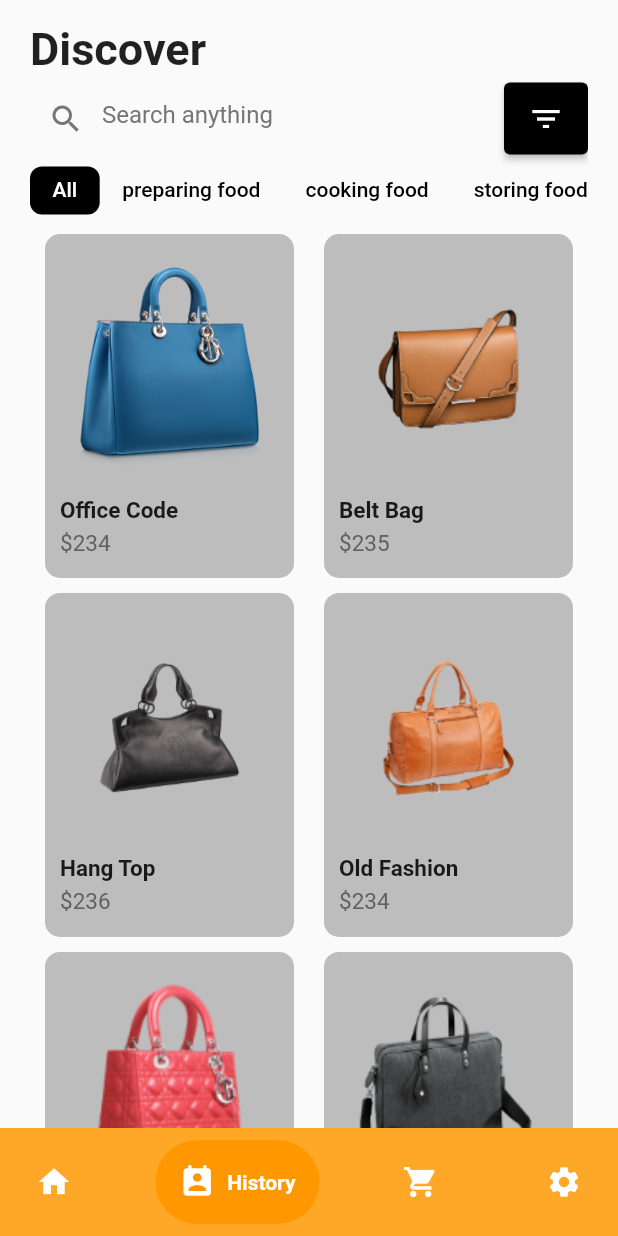
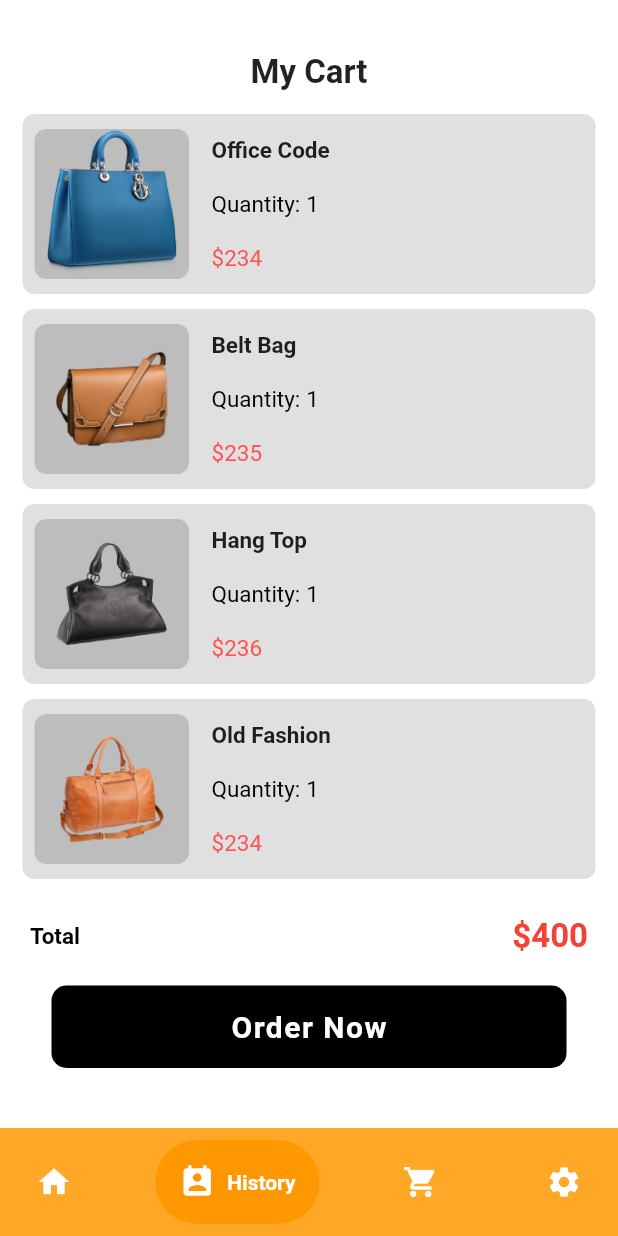
Before and after one commit to qlinh28/KitToo, a Flutter app: the screen it shows after launch, item 2 of the bottom bar chosen, on a phone screen of 412 x 824 dp. Run offline on Flutter 3.47's test engine with Material 2 defaults, Android fonts, the light colour scheme and no system bars; drawn by our look-alikes of google_nav_bar; our stand-ins replace flutter_spinkit.

Commit message:
product detail + cart

```diff
--- a/lib/components/footer.dart
+++ /dev/null
@@ -1,39 +0,0 @@
-import 'package:flutter/material.dart';
-import 'package:google_nav_bar/google_nav_bar.dart';
-
-class Footer extends StatelessWidget {
-  const Footer({
-    super.key,
-  });
-
-  @override
-  Widget build(BuildContext context) {
-    return GNav(
-      backgroundColor: Colors.orange.shade400,
-      color: Colors.white,
-      activeColor: Colors.white,
-      tabBackgroundColor: Colors.orange.shade500,
-      gap: 8,
-      padding: const EdgeInsets.all(16),
-      tabMargin: const EdgeInsetsDirectional.all(8),
-      tabs: const [
-        GButton(
-          icon: Icons.home,
-          text: 'Home',
-        ),
-        GButton(
-          icon: Icons.perm_contact_calendar,
-          text: 'History',
-        ),
-        GButton(
-          icon: Icons.shopping_cart,
-          text: 'Cart',
-        ),
-        GButton(
-          icon: Icons.settings,
-          text: 'Settings',
-        ),
-      ],
-    );
-  }
-}
--- /dev/null
+++ b/lib/components/screens.dart
@@ -0,0 +1,65 @@
+import 'package:flutter/material.dart';
+import 'package:google_nav_bar/google_nav_bar.dart';
+import 'package:prm_project_kittoo/pages/cart_page.dart';
+import 'package:prm_project_kittoo/pages/home_page.dart';
+
+class Screens extends StatefulWidget {
+  const Screens({super.key});
+
+  @override
+  State<Screens> createState() => _ScreensState();
+}
+
+class _ScreensState extends State<Screens> {
+  int _selectedIndex = 0;
+
+  static final List<Widget> _screenOptions = <Widget>[
+    const HomePage(),
+    const CartScreen(),
+    const CartScreen(),
+    const HomePage(),
+  ];
+
+  @override
+  Widget build(BuildContext context) {
+    return Scaffold(
+      backgroundColor: Colors.white,
+      body: _screenOptions.elementAt(_selectedIndex),
+      bottomNavigationBar: Container(
+        child: SafeArea(
+            child: GNav(
+          backgroundColor: Colors.orange.shade400,
+          color: Colors.white,
+          activeColor: Colors.white,
+          tabBackgroundColor: Colors.orange.shade500,
+          gap: 8,
+          padding: const EdgeInsets.all(16),
+          tabMargin: const EdgeInsetsDirectional.all(8),
+          onTabChange: (index) {
+            setState(() {
+              _selectedIndex = index;
+            });
+          },
+          tabs: const [
+            GButton(
+              icon: Icons.home,
+              text: 'Home',
+            ),
+            GButton(
+              icon: Icons.perm_contact_calendar,
+              text: 'History',
+            ),
+            GButton(
+              icon: Icons.shopping_cart,
+              text: 'Cart',
+            ),
+            GButton(
+              icon: Icons.settings,
+              text: 'Settings',
+            ),
+          ],
+        )),
+      ),
+    );
+  }
+}
--- a/lib/main.dart
+++ b/lib/main.dart
@@ -1,7 +1,7 @@
 import 'package:flutter/cupertino.dart';
 import 'package:flutter/material.dart';
 import 'package:flutter_spinkit/flutter_spinkit.dart';
-import 'package:prm_project_kittoo/pages/home_page.dart';
+import 'package:prm_project_kittoo/components/screens.dart';
 
 void main() {
   runApp(const MyApp());
@@ -72,9 +72,9 @@
 
   @override
   Widget build(BuildContext context) {
-    return MaterialApp(
+    return const MaterialApp(
       debugShowCheckedModeBanner: false,
-      home: HomePage(),
+      home: Screens(),
     );
   }
 }
--- /dev/null
+++ b/lib/pages/cart_page.dart
@@ -0,0 +1,195 @@
+import 'package:flutter/material.dart';
+import 'package:prm_project_kittoo/models/products.dart';
+
+class CartScreen extends StatefulWidget {
+  const CartScreen({super.key});
+
+  @override
+  State<CartScreen> createState() => _CartScreenState();
+}
+
+class _CartScreenState extends State<CartScreen> {
+  List<Product> products = [
+    Product(
+      id: 1,
+      name: "Office Code",
+      price: 234,
+      description:
+          "cap di hoc cap di hoc cap di hoc cap di hoc cap di hoc cap di hoc cap di hoc cap di hoc cap di hoc",
+      image: "lib/images/bag_1.png",
+    ),
+    Product(
+      id: 2,
+      name: "Belt Bag",
+      price: 235,
+      description:
+          "cap day cap day cap day cap day cap day cap day cap day cap day cap day cap day ",
+      image: "lib/images/bag_2.png",
+    ),
+    Product(
+      id: 3,
+      name: "Hang Top",
+      price: 236,
+      description: "cap ",
+      image: "lib/images/bag_3.png",
+    ),
+    Product(
+      id: 4,
+      name: "Old Fashion",
+      price: 234,
+      description: "do cu",
+      image: "lib/images/bag_4.png",
+    ),
+  ];
+
+  @override
+  Widget build(BuildContext context) {
+    return SingleChildScrollView(
+      child: Padding(
+        padding: const EdgeInsets.only(top: 35),
+        child: Column(
+          children: [
+            const Align(
+              child: Text(
+                "My Cart",
+                style: TextStyle(
+                  fontSize: 22,
+                  fontWeight: FontWeight.bold,
+                ),
+              ),
+            ),
+            const SizedBox(height: 10),
+            Column(
+              children: [
+                for (int i = 0; i < products.length; i++)
+                  Padding(
+                    padding: const EdgeInsets.only(left: 15, right: 15),
+                    child: Container(
+                      margin: const EdgeInsets.symmetric(vertical: 5),
+                      height: 120,
+                      width: MediaQuery.of(context).size.width,
+                      decoration: BoxDecoration(
+                        color: Colors.grey.shade300,
+                        borderRadius: BorderRadius.circular(8),
+                      ),
+                      child: Row(
+                        children: [
+                          Container(
+                            height: 100,
+                            width: MediaQuery.of(context).size.width / 4,
+                            margin: const EdgeInsets.only(left: 8),
+                            decoration: BoxDecoration(
+                              color: Colors.grey.shade400,
+                              borderRadius: BorderRadius.circular(8),
+                            ),
+                            child: Image.asset(
+                              products[i].image,
+                              width: 70,
+                              height: 70,
+                              fit: BoxFit.contain,
+                            ),
+                          ),
+                          Container(
+                            width: MediaQuery.of(context).size.width / 1.8,
+                            child: Padding(
+                              padding: const EdgeInsets.only(
+                                  left: 15, top: 15, bottom: 15),
+                              child: Column(
+                                mainAxisAlignment:
+                                    MainAxisAlignment.spaceBetween,
+                                crossAxisAlignment: CrossAxisAlignment.start,
+                                children: [
+                                  Text(
+                                    products[i].name,
+                                    style: const TextStyle(
+                                      fontSize: 15,
+                                      fontWeight: FontWeight.bold,
+                                    ),
+                                  ),
+                                  const SizedBox(height: 4),
+                                  Row(
+                                    children: const [
+                                      Text(
+                                        "Quantity:",
+                                        style: TextStyle(
+                                          fontSize: 15,
+                                          color: Colors.black,
+                                        ),
+                                      ),
+                                      SizedBox(width: 4),
+                                      Text(
+                                        "1",
+                                        style: TextStyle(
+                                          fontSize: 15,
+                                          color: Colors.black,
+                                        ),
+                                      ),
+                                    ],
+                                  ),
+                                  const SizedBox(height: 4),
+                                  Text(
+                                    "\$${products[i].price}",
+                                    style: const TextStyle(
+                                      fontSize: 15,
+                                      color: Colors.redAccent,
+                                    ),
+                                  )
+                                ],
+                              ),
+                            ),
+                          )
+                        ],
+                      ),
+                    ),
+                  )
+              ],
+            ),
+            Padding(
+              padding: const EdgeInsets.all(20.0),
+              child: Row(
+                mainAxisAlignment: MainAxisAlignment.spaceBetween,
+                children: const [
+                  Text(
+                    "Total",
+                    style: TextStyle(
+                      fontSize: 15,
+                      fontWeight: FontWeight.bold,
+                      color: Colors.black,
+                    ),
+                  ),
+                  Text(
+                    "\$400",
+                    style: TextStyle(
+                      fontSize: 22,
+                      fontWeight: FontWeight.bold,
+                      color: Colors.red,
+                    ),
+                  ),
+                ],
+              ),
+            ),
+            Container(
+              width: MediaQuery.of(context).size.width / 1.2,
+              height: MediaQuery.of(context).size.height / 15,
+              decoration: BoxDecoration(
+                color: Colors.black,
+                borderRadius: BorderRadius.circular(10),
+              ),
+              child: const Center(
+                child: Text(
+                  "Order Now",
+                  style: TextStyle(
+                      color: Colors.white,
+                      fontSize: 20,
+                      fontWeight: FontWeight.bold,
+                      letterSpacing: 1),
+                ),
+              ),
+            ),
+            const SizedBox(height: 15)
+          ],
+        ),
+      ),
+    );
+  }
+}
--- a/lib/pages/home_page.dart
+++ b/lib/pages/home_page.dart
@@ -1,5 +1,4 @@
 import 'package:flutter/material.dart';
-import 'package:prm_project_kittoo/components/footer.dart';
 import 'package:prm_project_kittoo/components/home/item_card.dart';
 import 'package:prm_project_kittoo/components/home/search_form.dart';
 
@@ -36,7 +35,6 @@
           child: ListView(
             children: [
               const SizedBox(height: 15),
-
               const Text(
                 'Discover',
                 style: TextStyle(
@@ -44,11 +42,8 @@
                   fontWeight: FontWeight.bold,
                 ),
               ),
-
               const SizedBox(height: 5),
-
               const SearchForm(),
-
               TabBar(
                   controller: _tabController,
                   isScrollable: true,
@@ -79,7 +74,6 @@
           ),
         ),
       ),
-      bottomNavigationBar: const Footer(),
     );
   }
 }
```
Also changed, not shown: lib/components/home/item_card.dart (+13 -4 lines), lib/components/product_details/counter.dart (added, +62 -0 lines), lib/pages/product_details.dart (+117 -4 lines), pubspec.lock.
